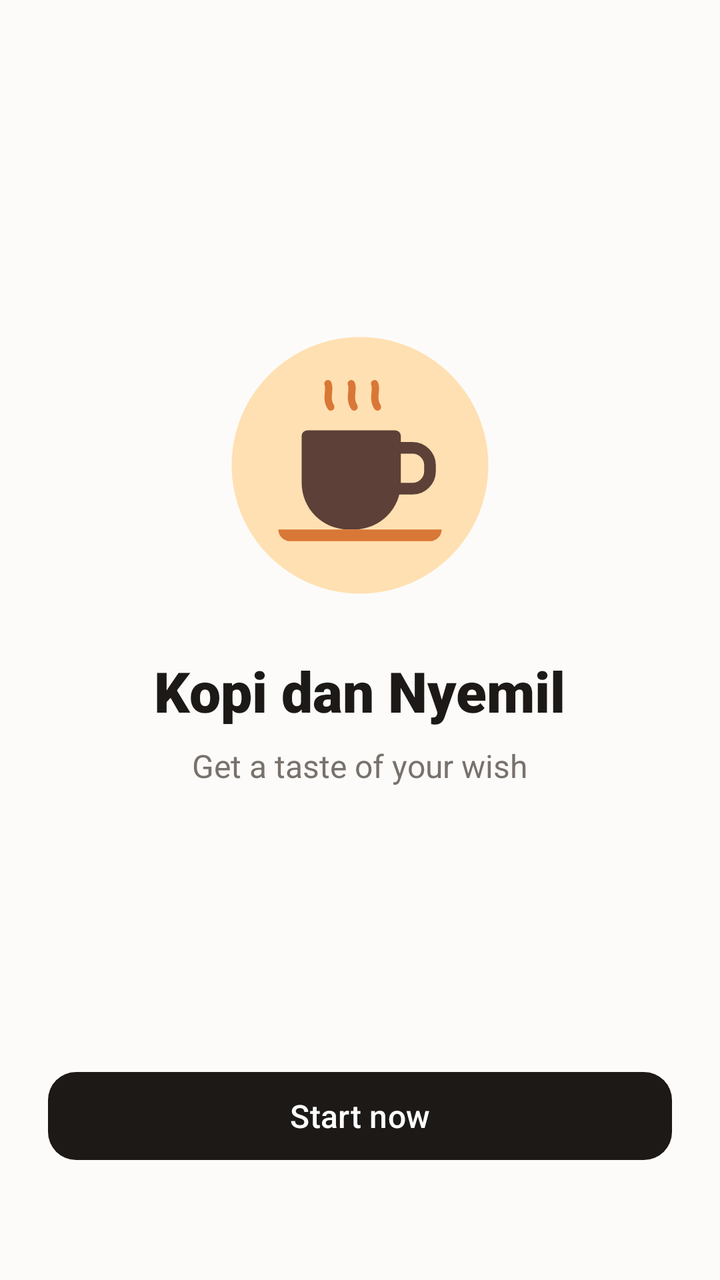
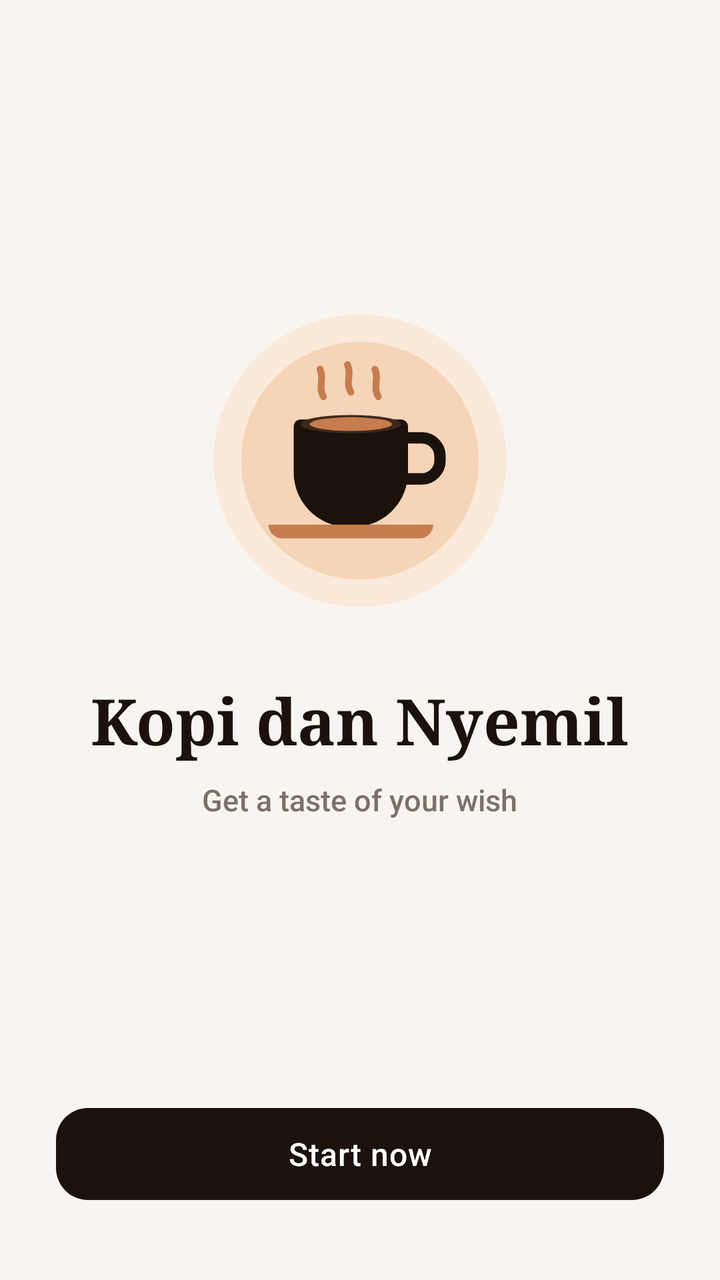

Before-and-after screenshots of an Android layout around one commit, followed by the original layout XML and the change that was made.
<!-- AndroidManifest.xml: application theme Theme.CaffeShop -->
<!-- res/layout/activity_splash.xml -->
<?xml version="1.0" encoding="utf-8"?>
<androidx.constraintlayout.widget.ConstraintLayout xmlns:android="http://schemas.android.com/apk/res/android"
    xmlns:app="http://schemas.android.com/apk/res-auto"
    android:layout_width="match_parent"
    android:layout_height="match_parent"
    android:background="@color/cafe_background"
    android:padding="24dp">

    
    <LinearLayout
        android:id="@+id/brandGroup"
        android:layout_width="wrap_content"
        android:layout_height="wrap_content"
        android:gravity="center"
        android:orientation="vertical"
        app:layout_constraintBottom_toTopOf="@+id/btnStartNow"
        app:layout_constraintEnd_toEndOf="parent"
        app:layout_constraintStart_toStartOf="parent"
        app:layout_constraintTop_toTopOf="parent">

        
        <ImageView
            android:id="@+id/ivLogo"
            android:layout_width="140dp"
            android:layout_height="140dp"
            android:contentDescription="@string/app_name"
            android:src="@drawable/ic_coffee_logo" />

        
        <TextView
            android:id="@+id/tvBrandTitle"
            android:layout_width="wrap_content"
            android:layout_height="wrap_content"
            android:layout_marginTop="24dp"
            android:fontFamily="sans-serif-black"
            android:text="@string/brand_title"
            android:textColor="@color/cafe_text_primary"
            android:textSize="28sp" />

        
        <TextView
            android:id="@+id/tvTagline"
            android:layout_width="wrap_content"
            android:layout_height="wrap_content"
            android:layout_marginTop="8dp"
            android:fontFamily="sans-serif"
            android:text="@string/splash_tagline"
            android:textColor="@color/cafe_text_secondary"
            android:textSize="16sp" />
    </LinearLayout>

    
    <com.google.android.material.button.MaterialButton
        android:id="@+id/btnStartNow"
        style="@style/Widget.CaffeShop.Button.Primary"
        android:layout_width="match_parent"
        android:layout_height="wrap_content"
        android:layout_marginBottom="32dp"
        android:text="@string/start_now"
        app:layout_constraintBottom_toBottomOf="parent"
        app:layout_constraintEnd_toEndOf="parent"
        app:layout_constraintStart_toStartOf="parent" />

</androidx.constraintlayout.widget.ConstraintLayout>
<!-- resources referenced by this layout -->
<resources>
  <color name="cafe_background">#FCFBF9</color>
  <color name="cafe_text_primary">#1C1917</color>
  <color name="cafe_text_secondary">#78716C</color>
  <!-- drawable ic_coffee_logo (drawable) -->
  <vector xmlns:android="http://schemas.android.com/apk/res/android"
      android:width="96dp"
      android:height="96dp"
      android:viewportWidth="96"
      android:viewportHeight="96">
      
      <path
          android:fillColor="#FFE0B2"
          android:pathData="M48,48m-44,0a44,44 0,1 1,88 0a44,44 0,1 1,-88 0" />
      
      <path
          android:fillColor="#5D4037"
          android:pathData="M30,36h30c1.1,0 2,0.9 2,2v16c0,8.84 -7.16,16 -16,16h-2c-8.84,0 -16,-7.16 -16,-16V38C28,36.9 28.9,36 30,36z" />
      
      <path
          android:strokeColor="#5D4037"
          android:strokeWidth="4"
          android:strokeLineCap="round"
          android:pathData="M61,42h5c3.31,0 6,2.69 6,6v2c0,3.31 -2.69,6 -6,6h-5" />
      
      <path
          android:fillColor="#D97736"
          android:pathData="M24,74h48c2.2,0 4,-1.8 4,-4H20C20,72.2 21.8,74 24,74z" />
      
      <path
          android:strokeColor="#D97736"
          android:strokeWidth="2.5"
          android:strokeLineCap="round"
          android:pathData="M38,28c-2,-3 0,-6 -1,-8" />
      <path
          android:strokeColor="#D97736"
          android:strokeWidth="2.5"
          android:strokeLineCap="round"
          android:pathData="M46,28c-2,-3 0,-6 -1,-8" />
      <path
          android:strokeColor="#D97736"
          android:strokeWidth="2.5"
          android:strokeLineCap="round"
          android:pathData="M54,28c-2,-3 0,-6 -1,-8" />
  </vector>
  <string name="app_name">Caffe Shop</string>
  <string name="brand_title">Kopi dan Nyemil</string>
  <string name="splash_tagline">Get a taste of your wish</string>
  <string name="start_now">Start now</string>
  <style name="Widget.CaffeShop.Button.Primary" parent="Widget.Material3.Button">
          <item name="backgroundTint">@color/cafe_text_primary</item>
          <item name="android:textColor">@color/white</item>
          <item name="cornerRadius">14dp</item>
          <item name="android:minHeight">52dp</item>
          <item name="android:textSize">16sp</item>
          <item name="android:fontFamily">sans-serif-medium</item>
      </style>
  <style name="Theme.CaffeShop" parent="Base.Theme.CaffeShop" />
  <color name="white">#FFFFFFFF</color>
  <style name="Base.Theme.CaffeShop" parent="Theme.Material3.DayNight.NoActionBar">
          
          <item name="colorPrimary">@color/cafe_primary</item>
          <item name="colorOnPrimary">@color/cafe_on_primary</item>
          <item name="colorPrimaryContainer">@color/cafe_primary_container</item>
          <item name="colorSecondary">@color/cafe_secondary</item>
          <item name="colorSecondaryContainer">@color/cafe_secondary_container</item>
          
          
          <item name="android:statusBarColor">@color/cafe_background</item>
          <item name="android:windowLightStatusBar">true</item>
          
          
          <item name="android:colorBackground">@color/cafe_background</item>
          <item name="colorSurface">@color/cafe_surface</item>
          <item name="colorSurfaceVariant">@color/cafe_surface_variant</item>
      </style>
  <color name="cafe_primary">#5D4037</color>
  <color name="cafe_on_primary">#FFFFFF</color>
  <color name="cafe_primary_container">#EFEBE9</color>
  <color name="cafe_secondary">#D97736</color>
  <color name="cafe_secondary_container">#FFCCBC</color>
  <color name="cafe_surface">#FFFFFF</color>
  <color name="cafe_surface_variant">#F5F2EB</color>
</resources>

<!-- the commit's change to res/layout/activity_splash.xml (unified diff, before → after) -->
@@ -4,38 +4,48 @@
     android:layout_width="match_parent"
     android:layout_height="match_parent"
     android:background="@color/cafe_background"
-    android:padding="24dp">
+    android:paddingStart="28dp"
+    android:paddingTop="36dp"
+    android:paddingEnd="28dp"
+    android:paddingBottom="36dp">
 
     
     <LinearLayout
         android:id="@+id/brandGroup"
-        android:layout_width="wrap_content"
+        android:layout_width="match_parent"
         android:layout_height="wrap_content"
         android:gravity="center"
         android:orientation="vertical"
         app:layout_constraintBottom_toTopOf="@+id/btnStartNow"
         app:layout_constraintEnd_toEndOf="parent"
         app:layout_constraintStart_toStartOf="parent"
-        app:layout_constraintTop_toTopOf="parent">
+        app:layout_constraintTop_toTopOf="parent"
+        app:layout_constraintVertical_bias="0.45">
 
         
-        <ImageView
-            android:id="@+id/ivLogo"
-            android:layout_width="140dp"
-            android:layout_height="140dp"
-            android:contentDescription="@string/app_name"
-            android:src="@drawable/ic_coffee_logo" />
+        <FrameLayout
+            android:layout_width="160dp"
+            android:layout_height="160dp">
+
+            <ImageView
+                android:id="@+id/ivLogo"
+                android:layout_width="match_parent"
+                android:layout_height="match_parent"
+                android:contentDescription="@string/app_name"
+                android:src="@drawable/ic_coffee_logo" />
+        </FrameLayout>
 
         
         <TextView
             android:id="@+id/tvBrandTitle"
             android:layout_width="wrap_content"
             android:layout_height="wrap_content"
-            android:layout_marginTop="24dp"
-            android:fontFamily="sans-serif-black"
+            android:layout_marginTop="28dp"
+            android:fontFamily="serif"
             android:text="@string/brand_title"
-            android:textColor="@color/cafe_text_primary"
-            android:textSize="28sp" />
+            android:textColor="@color/cafe_text_title"
+            android:textSize="32sp"
+            android:textStyle="bold" />
 
         
         <TextView
@@ -43,10 +53,10 @@
             android:layout_width="wrap_content"
             android:layout_height="wrap_content"
             android:layout_marginTop="8dp"
-            android:fontFamily="sans-serif"
+            android:fontFamily="sans-serif-medium"
             android:text="@string/splash_tagline"
-            android:textColor="@color/cafe_text_secondary"
-            android:textSize="16sp" />
+            android:textColor="@color/cafe_text_muted"
+            android:textSize="15sp" />
     </LinearLayout>
 
     
@@ -55,7 +65,6 @@
         style="@style/Widget.CaffeShop.Button.Primary"
         android:layout_width="match_parent"
         android:layout_height="wrap_content"
-        android:layout_marginBottom="32dp"
         android:text="@string/start_now"
         app:layout_constraintBottom_toBottomOf="parent"
         app:layout_constraintEnd_toEndOf="parent"
<!-- resource entries referenced after the edit -->
@@ -1,86 +1,99 @@
 <!-- resources referenced by this layout -->
 <resources>
-  <color name="cafe_background">#FCFBF9</color>
-  <color name="cafe_text_primary">#1C1917</color>
-  <color name="cafe_text_secondary">#78716C</color>
+  <color name="cafe_background">#F8F5F0</color>
+  <color name="cafe_text_muted">#7C7167</color>
+  <color name="cafe_text_title">#1A120B</color>
   <!-- drawable ic_coffee_logo (drawable) -->
   <vector xmlns:android="http://schemas.android.com/apk/res/android"
-      android:width="96dp"
-      android:height="96dp"
-      android:viewportWidth="96"
-      android:viewportHeight="96">
+      android:width="140dp"
+      android:height="140dp"
+      android:viewportWidth="140"
+      android:viewportHeight="140">
       
       <path
-          android:fillColor="#FFE0B2"
-          android:pathData="M48,48m-44,0a44,44 0,1 1,88 0a44,44 0,1 1,-88 0" />
+          android:fillColor="#FBEADA"
+          android:pathData="M70,70m-64,0a64,64 0,1 1,128 0a64,64 0,1 1,-128 0" />
+      <path
+          android:fillColor="#F6D4B7"
+          android:pathData="M70,70m-52,0a52,52 0,1 1,104 0a52,52 0,1 1,-104 0" />
+      
       
       <path
-          android:fillColor="#5D4037"
-          android:pathData="M30,36h30c1.1,0 2,0.9 2,2v16c0,8.84 -7.16,16 -16,16h-2c-8.84,0 -16,-7.16 -16,-16V38C28,36.9 28.9,36 30,36z" />
+          android:fillColor="#1A120B"
+          android:pathData="M44,52h44c1.6,0 3,1.3 3,3v20c0,13.25 -10.75,24 -24,24h-2c-13.25,0 -24,-10.75 -24,-24V55C41,53.3 42.4,52 44,52z" />
+      
       
       <path
-          android:strokeColor="#5D4037"
-          android:strokeWidth="4"
-          android:strokeLineCap="round"
-          android:pathData="M61,42h5c3.31,0 6,2.69 6,6v2c0,3.31 -2.69,6 -6,6h-5" />
+          android:fillColor="#3D291C"
+          android:pathData="M66,54m-22,0a22,4 0,1 0,44 0a22,4 0,1 0,-44 0" />
+      <path
+          android:fillColor="#C67C4E"
+          android:pathData="M66,54m-18,0a18,3 0,1 0,36 0a18,3 0,1 0,-36 0" />
+  
       
       <path
-          android:fillColor="#D97736"
-          android:pathData="M24,74h48c2.2,0 4,-1.8 4,-4H20C20,72.2 21.8,74 24,74z" />
+          android:strokeColor="#1A120B"
+          android:strokeWidth="5"
+          android:strokeLineCap="round"
+          android:pathData="M89,60h8c4.4,0 8,3.6 8,8v2c0,4.4 -3.6,8 -8,8h-8" />
+          
       
       <path
-          android:strokeColor="#D97736"
-          android:strokeWidth="2.5"
+          android:fillColor="#C67C4E"
+          android:pathData="M36,104h60c3.3,0 6,-2.7 6,-6H30C30,101.3 32.7,104 36,104z" />
+  
+      
+      <path
+          android:strokeColor="#C67C4E"
+          android:strokeWidth="3"
           android:strokeLineCap="round"
-          android:pathData="M38,28c-2,-3 0,-6 -1,-8" />
+          android:pathData="M54,42c-2.5,-4 0.5,-8 -1.5,-12" />
       <path
-          android:strokeColor="#D97736"
-          android:strokeWidth="2.5"
+          android:strokeColor="#C67C4E"
+          android:strokeWidth="3"
           android:strokeLineCap="round"
-          android:pathData="M46,28c-2,-3 0,-6 -1,-8" />
+          android:pathData="M66,40c-2.5,-4 0.5,-8 -1.5,-12" />
       <path
-          android:strokeColor="#D97736"
-          android:strokeWidth="2.5"
+          android:strokeColor="#C67C4E"
+          android:strokeWidth="3"
           android:strokeLineCap="round"
-          android:pathData="M54,28c-2,-3 0,-6 -1,-8" />
+          android:pathData="M78,42c-2.5,-4 0.5,-8 -1.5,-12" />
   </vector>
   <string name="app_name">Caffe Shop</string>
   <string name="brand_title">Kopi dan Nyemil</string>
   <string name="splash_tagline">Get a taste of your wish</string>
   <string name="start_now">Start now</string>
   <style name="Widget.CaffeShop.Button.Primary" parent="Widget.Material3.Button">
-          <item name="backgroundTint">@color/cafe_text_primary</item>
+          <item name="backgroundTint">@color/cafe_espresso</item>
           <item name="android:textColor">@color/white</item>
-          <item name="cornerRadius">14dp</item>
-          <item name="android:minHeight">52dp</item>
+          <item name="cornerRadius">16dp</item>
+          <item name="android:minHeight">54dp</item>
           <item name="android:textSize">16sp</item>
           <item name="android:fontFamily">sans-serif-medium</item>
+          <item name="android:letterSpacing">0.02</item>
+          <item name="elevation">2dp</item>
       </style>
   <style name="Theme.CaffeShop" parent="Base.Theme.CaffeShop" />
+  <color name="cafe_espresso">#1A120B</color>
   <color name="white">#FFFFFFFF</color>
   <style name="Base.Theme.CaffeShop" parent="Theme.Material3.DayNight.NoActionBar">
           
-          <item name="colorPrimary">@color/cafe_primary</item>
-          <item name="colorOnPrimary">@color/cafe_on_primary</item>
-          <item name="colorPrimaryContainer">@color/cafe_primary_container</item>
-          <item name="colorSecondary">@color/cafe_secondary</item>
-          <item name="colorSecondaryContainer">@color/cafe_secondary_container</item>
+          <item name="colorPrimary">@color/cafe_espresso</item>
+          <item name="colorOnPrimary">@color/white</item>
+          <item name="colorSecondary">@color/cafe_caramel</item>
+          <item name="colorOnSecondary">@color/white</item>
           
           
           <item name="android:statusBarColor">@color/cafe_background</item>
           <item name="android:windowLightStatusBar">true</item>
+          <item name="android:navigationBarColor">@color/cafe_surface</item>
+          <item name="android:windowLightNavigationBar">true</item>
           
           
           <item name="android:colorBackground">@color/cafe_background</item>
           <item name="colorSurface">@color/cafe_surface</item>
-          <item name="colorSurfaceVariant">@color/cafe_surface_variant</item>
       </style>
-  <color name="cafe_primary">#5D4037</color>
-  <color name="cafe_on_primary">#FFFFFF</color>
-  <color name="cafe_primary_container">#EFEBE9</color>
-  <color name="cafe_secondary">#D97736</color>
-  <color name="cafe_secondary_container">#FFCCBC</color>
+  <color name="cafe_caramel">#C67C4E</color>
   <color name="cafe_surface">#FFFFFF</color>
-  <color name="cafe_surface_variant">#F5F2EB</color>
 </resources>
 
